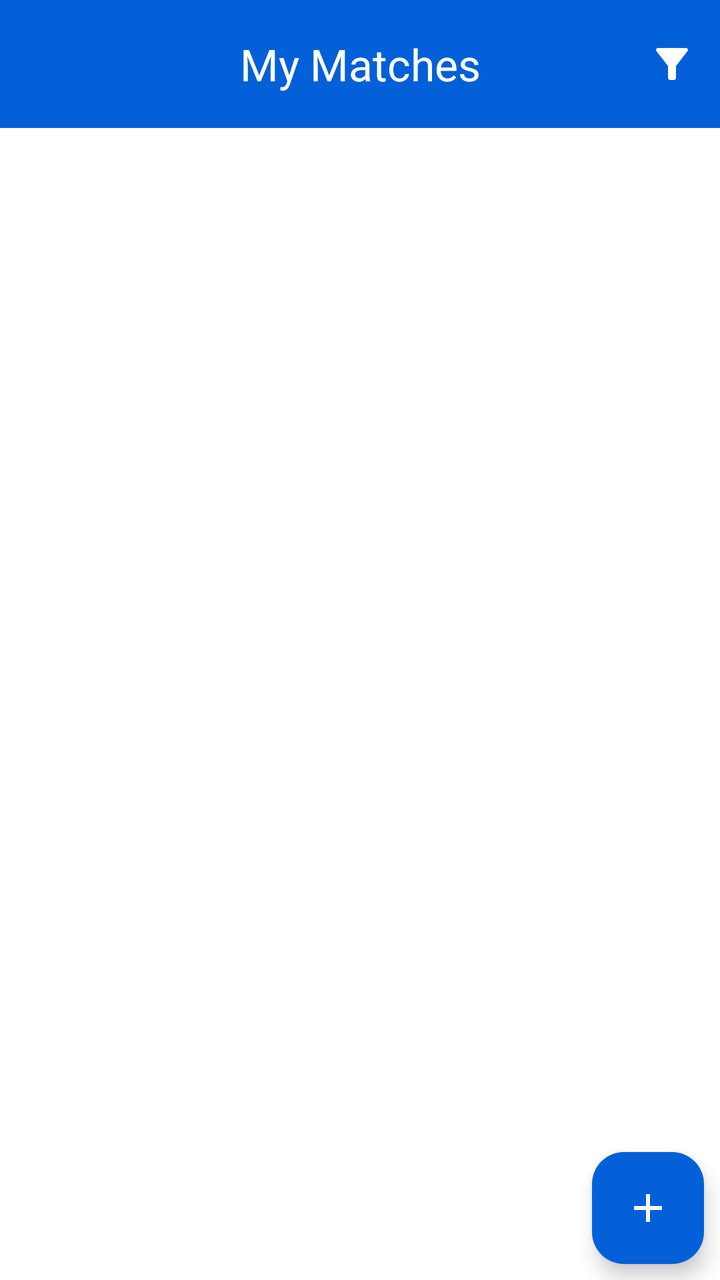
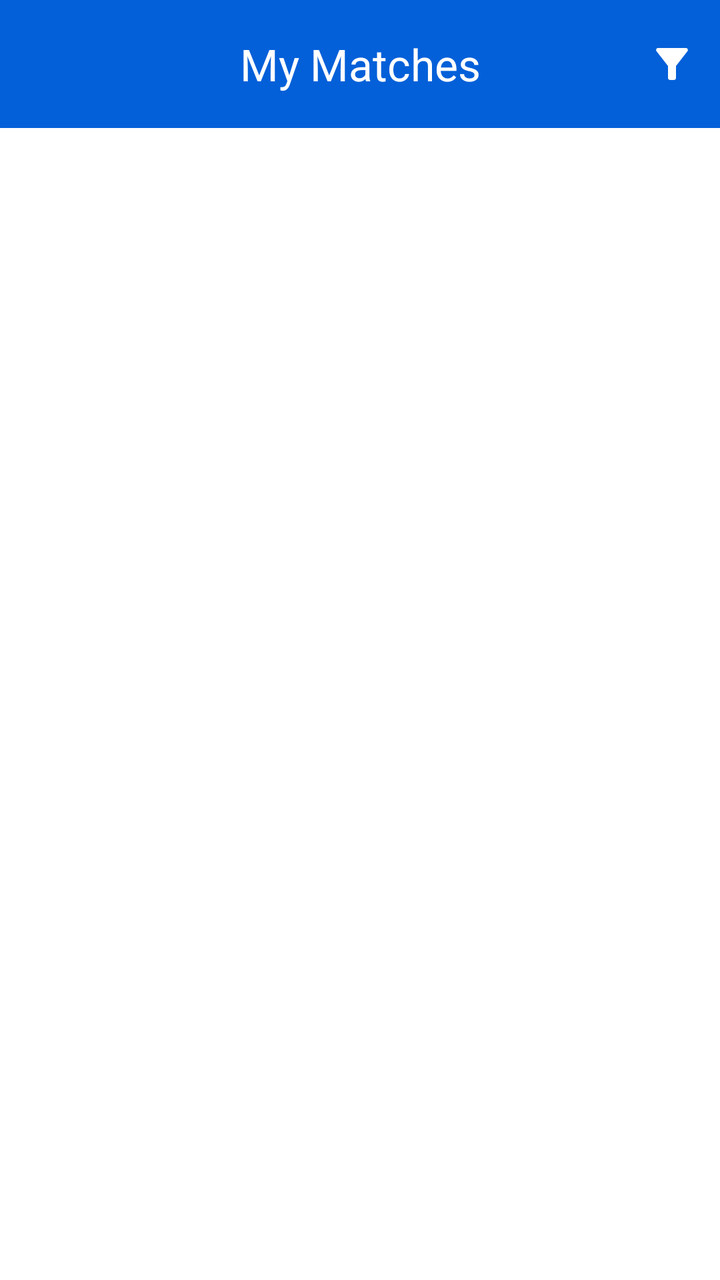

The first picture is an Android layout as it rendered before a commit; the second is the same layout after the commit. The layout source and the unified diff follow.
<!-- AndroidManifest.xml: application theme Theme.TableTennisHub -->
<!-- res/layout/fragment_main.xml -->
<?xml version="1.0" encoding="utf-8"?>
<androidx.constraintlayout.widget.ConstraintLayout xmlns:android="http://schemas.android.com/apk/res/android"
    xmlns:app="http://schemas.android.com/apk/res-auto"
    xmlns:tools="http://schemas.android.com/tools"
    android:layout_width="match_parent"
    android:layout_height="match_parent"
    android:layout_marginBottom="70dp"
    tools:context=".ui.fragment.Home.MainFragment" >

    <com.google.android.material.floatingactionbutton.FloatingActionButton
        android:id="@+id/floatingActionButton"
        android:layout_width="wrap_content"
        android:layout_height="wrap_content"
        android:layout_marginEnd="8dp"
        android:layout_marginBottom="8dp"
        android:backgroundTint="@color/main_color"
        android:clickable="true"
        android:contentDescription="@string/add_match"
        android:src="@drawable/baseline_add_24_white"
        app:layout_constraintBottom_toBottomOf="@+id/adView"
        app:layout_constraintEnd_toEndOf="parent"
        app:tint="@null" />

    <com.google.android.material.appbar.MaterialToolbar
        android:id="@+id/materialToolbar"
        android:layout_width="0dp"
        android:layout_height="wrap_content"
        android:background="?attr/colorPrimary"
        android:minHeight="?attr/actionBarSize"
        android:theme="?attr/actionBarTheme"
        app:title="@string/MyMatches"
        app:titleCentered="true"
        app:menu="@menu/main_menu"
        app:titleTextColor="@color/white"
        app:layout_constraintEnd_toEndOf="parent"
        app:layout_constraintStart_toStartOf="parent"
        app:layout_constraintTop_toTopOf="parent" />

    <androidx.recyclerview.widget.RecyclerView
        android:id="@+id/matchRecyclerView"
        android:layout_width="0dp"
        android:layout_height="0dp"
        android:layout_marginBottom="8dp"
        android:orientation="vertical"
        app:layoutManager="androidx.recyclerview.widget.LinearLayoutManager"
        app:layout_constraintBottom_toTopOf="@+id/floatingActionButton"
        app:layout_constraintEnd_toEndOf="parent"
        app:layout_constraintStart_toStartOf="parent"
        app:layout_constraintTop_toBottomOf="@+id/materialToolbar"
        app:spanCount="1" />

    <FrameLayout
        android:id="@+id/adView"
        android:layout_width="match_parent"
        android:layout_height="wrap_content"
        android:layout_gravity="bottom"
        android:gravity="center"
        app:layout_constraintBottom_toBottomOf="parent"
        app:layout_constraintEnd_toEndOf="parent"
        app:layout_constraintStart_toStartOf="parent"/>

</androidx.constraintlayout.widget.ConstraintLayout>
<!-- resources referenced by this layout -->
<resources>
  <color name="main_color">#0460D9</color>
  <color name="white">#FFFFFFFF</color>
  <!-- drawable baseline_add_24_white (drawable) -->
  <vector xmlns:android="http://schemas.android.com/apk/res/android" android:height="24dp" android:tint="#FFFFFF" android:viewportHeight="24" android:viewportWidth="24" android:width="24dp">
        
      <path android:fillColor="@android:color/white" android:pathData="M19,13h-6v6h-2v-6H5v-2h6V5h2v6h6v2z"/>
      
  </vector>
  <string name="MyMatches">My Matches</string>
  <string name="add_match">Add Match</string>
  <style name="Theme.TableTennisHub" parent="Base.Theme.TableTennisHub" />
  <style name="Base.Theme.TableTennisHub" parent="Theme.Material3.DayNight.NoActionBar">
          <item name="colorPrimary">@color/main_color</item>
          <item name="fontFamily">@font/roboto</item>
          <item name="android:statusBarColor">@color/main_color</item>
          <item name="android:colorBackground">@color/white</item>
          <item name="colorOnSecondary">@color/white</item>
          <item name="android:textSize">15sp</item>
          <item name="android:textColor">@color/black</item>
      </style>
  <color name="black">#FF000000</color>
</resources>

<!-- the commit's change to res/layout/fragment_main.xml (unified diff, before → after) -->
@@ -6,20 +6,6 @@
     android:layout_height="match_parent"
     android:layout_marginBottom="70dp"
     tools:context=".ui.fragment.Home.MainFragment" >
-
-    <com.google.android.material.floatingactionbutton.FloatingActionButton
-        android:id="@+id/floatingActionButton"
-        android:layout_width="wrap_content"
-        android:layout_height="wrap_content"
-        android:layout_marginEnd="8dp"
-        android:layout_marginBottom="8dp"
-        android:backgroundTint="@color/main_color"
-        android:clickable="true"
-        android:contentDescription="@string/add_match"
-        android:src="@drawable/baseline_add_24_white"
-        app:layout_constraintBottom_toBottomOf="@+id/adView"
-        app:layout_constraintEnd_toEndOf="parent"
-        app:tint="@null" />
 
     <com.google.android.material.appbar.MaterialToolbar
         android:id="@+id/materialToolbar"
@@ -40,23 +26,12 @@
         android:id="@+id/matchRecyclerView"
         android:layout_width="0dp"
         android:layout_height="0dp"
-        android:layout_marginBottom="8dp"
         android:orientation="vertical"
         app:layoutManager="androidx.recyclerview.widget.LinearLayoutManager"
-        app:layout_constraintBottom_toTopOf="@+id/floatingActionButton"
+        app:layout_constraintBottom_toBottomOf="parent"
         app:layout_constraintEnd_toEndOf="parent"
         app:layout_constraintStart_toStartOf="parent"
         app:layout_constraintTop_toBottomOf="@+id/materialToolbar"
         app:spanCount="1" />
 
-    <FrameLayout
-        android:id="@+id/adView"
-        android:layout_width="match_parent"
-        android:layout_height="wrap_content"
-        android:layout_gravity="bottom"
-        android:gravity="center"
-        app:layout_constraintBottom_toBottomOf="parent"
-        app:layout_constraintEnd_toEndOf="parent"
-        app:layout_constraintStart_toStartOf="parent"/>
-
 </androidx.constraintlayout.widget.ConstraintLayout>
<!-- resource entries referenced after the edit -->
@@ -2,14 +2,7 @@
 <resources>
   <color name="main_color">#0460D9</color>
   <color name="white">#FFFFFFFF</color>
-  <!-- drawable baseline_add_24_white (drawable) -->
-  <vector xmlns:android="http://schemas.android.com/apk/res/android" android:height="24dp" android:tint="#FFFFFF" android:viewportHeight="24" android:viewportWidth="24" android:width="24dp">
-        
-      <path android:fillColor="@android:color/white" android:pathData="M19,13h-6v6h-2v-6H5v-2h6V5h2v6h6v2z"/>
-      
-  </vector>
   <string name="MyMatches">My Matches</string>
-  <string name="add_match">Add Match</string>
   <style name="Theme.TableTennisHub" parent="Base.Theme.TableTennisHub" />
   <style name="Base.Theme.TableTennisHub" parent="Theme.Material3.DayNight.NoActionBar">
           <item name="colorPrimary">@color/main_color</item>
